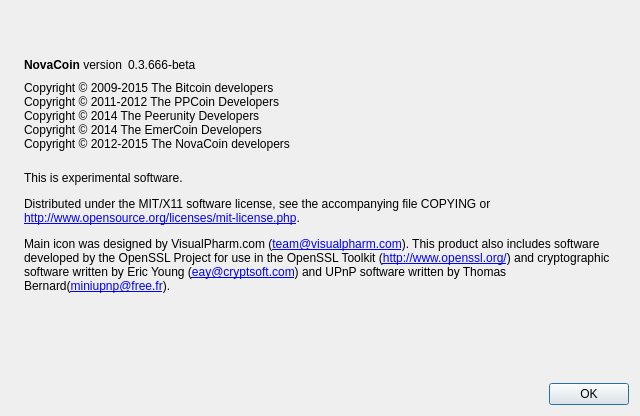
First picture: the form in src/qt/forms/aboutdialog.ui, repository mcastillo0724/novacoin, before the edit.
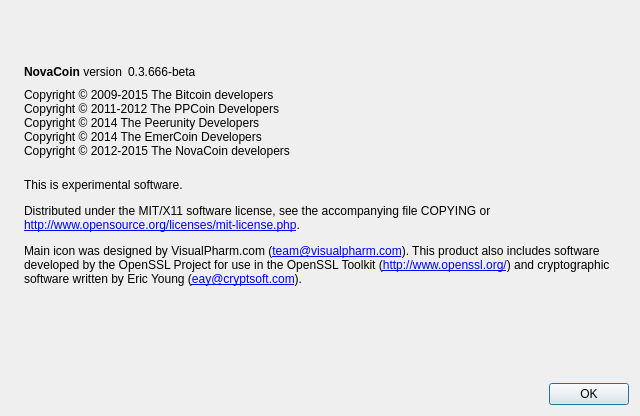
Second picture: the form after the edit. Icons and pictures are not drawn.

What changed in the file:
```diff
--- a/src/qt/forms/aboutdialog.ui
+++ b/src/qt/forms/aboutdialog.ui
@@ -111,7 +111,7 @@
         <cursorShape>IBeamCursor</cursorShape>
        </property>
        <property name="text">
-        <string>&lt;html&gt;&lt;head/&gt;&lt;body&gt;&lt;p&gt;&lt;br/&gt;This is experimental software.&lt;/p&gt;&lt;p&gt;Distributed under the MIT/X11 software license, see the accompanying file COPYING or &lt;br/&gt;&lt;a href=&quot;http://www.opensource.org/licenses/mit-license.php&quot;&gt;&lt;span style=&quot; text-decoration: underline; color:#0000ff;&quot;&gt;http://www.opensource.org/licenses/mit-license.php&lt;/span&gt;&lt;/a&gt;.&lt;/p&gt;&lt;p&gt;Main icon was designed by VisualPharm.com (&lt;a href=&quot;mailto:team@visualpharm.com&quot;&gt;&lt;span style=&quot; text-decoration: underline; color:#0000ff;&quot;&gt;team@visualpharm.com&lt;/span&gt;&lt;/a&gt;). This product also includes software developed by the OpenSSL Project for use in the OpenSSL Toolkit (&lt;a href=&quot;http://www.openssl.org/&quot;&gt;&lt;span style=&quot; text-decoration: underline; color:#0000ff;&quot;&gt;http://www.openssl.org/&lt;/span&gt;&lt;/a&gt;) and cryptographic software written by Eric Young (&lt;a href=&quot;mailto:eay@cryptsoft.com&quot;&gt;&lt;span style=&quot; text-decoration: underline; color:#0000ff;&quot;&gt;eay@cryptsoft.com&lt;/span&gt;&lt;/a&gt;) and UPnP software written by Thomas Bernard(&lt;a href=&quot;mailto:miniupnp@free.fr&quot;&gt;&lt;span style=&quot; text-decoration: underline; color:#0000ff;&quot;&gt;miniupnp@free.fr&lt;/span&gt;&lt;/a&gt;).&lt;/p&gt;&lt;p&gt;&lt;br/&gt;&lt;/p&gt;&lt;/body&gt;&lt;/html&gt;</string>
+        <string>&lt;html&gt;&lt;head/&gt;&lt;body&gt;&lt;p&gt;&lt;br/&gt;This is experimental software.&lt;/p&gt;&lt;p&gt;Distributed under the MIT/X11 software license, see the accompanying file COPYING or &lt;br/&gt;&lt;a href=&quot;http://www.opensource.org/licenses/mit-license.php&quot;&gt;&lt;span style=&quot; text-decoration: underline; color:#0000ff;&quot;&gt;http://www.opensource.org/licenses/mit-license.php&lt;/span&gt;&lt;/a&gt;.&lt;/p&gt;&lt;p&gt;Main icon was designed by VisualPharm.com (&lt;a href=&quot;mailto:team@visualpharm.com&quot;&gt;&lt;span style=&quot; text-decoration: underline; color:#0000ff;&quot;&gt;team@visualpharm.com&lt;/span&gt;&lt;/a&gt;). This product also includes software developed by the OpenSSL Project for use in the OpenSSL Toolkit (&lt;a href=&quot;http://www.openssl.org/&quot;&gt;&lt;span style=&quot; text-decoration: underline; color:#0000ff;&quot;&gt;http://www.openssl.org/&lt;/span&gt;&lt;/a&gt;) and cryptographic software written by Eric Young (&lt;a href=&quot;mailto:eay@cryptsoft.com&quot;&gt;&lt;span style=&quot; text-decoration: underline; color:#0000ff;&quot;&gt;eay@cryptsoft.com&lt;/span&gt;&lt;/a&gt;).&lt;/p&gt;&lt;p&gt;&lt;br/&gt;&lt;/p&gt;&lt;/body&gt;&lt;/html&gt;</string>
        </property>
        <property name="wordWrap">
         <bool>true</bool>
```
